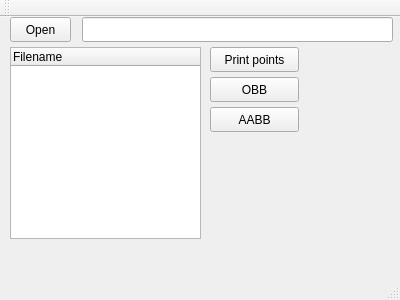
First picture: the form in mainwindow.ui, repository nattaon/Multi-ply-viewer, before the edit.
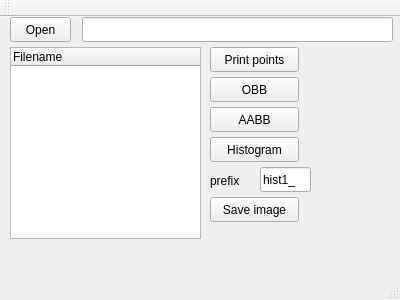
Second picture: the form after the edit.

Patch:
```diff
--- a/mainwindow.ui
+++ b/mainwindow.ui
@@ -91,6 +91,58 @@
      <string>AABB</string>
     </property>
    </widget>
+   <widget class="QPushButton" name="histogram_pushButton">
+    <property name="geometry">
+     <rect>
+      <x>210</x>
+      <y>120</y>
+      <width>89</width>
+      <height>25</height>
+     </rect>
+    </property>
+    <property name="text">
+     <string>Histogram</string>
+    </property>
+   </widget>
+   <widget class="QPushButton" name="save_histimg_pushButton">
+    <property name="geometry">
+     <rect>
+      <x>210</x>
+      <y>180</y>
+      <width>89</width>
+      <height>25</height>
+     </rect>
+    </property>
+    <property name="text">
+     <string>Save image</string>
+    </property>
+   </widget>
+   <widget class="QLineEdit" name="prefiximg_lineEdit">
+    <property name="geometry">
+     <rect>
+      <x>260</x>
+      <y>150</y>
+      <width>51</width>
+      <height>25</height>
+     </rect>
+    </property>
+    <property name="text">
+     <string>hist1_</string>
+    </property>
+   </widget>
+   <widget class="QLabel" name="label">
+    <property name="geometry">
+     <rect>
+      <x>210</x>
+      <y>155</y>
+      <width>41</width>
+      <height>17</height>
+     </rect>
+    </property>
+    <property name="text">
+     <string>prefix</string>
+    </property>
+   </widget>
   </widget>
   <widget class="QMenuBar" name="menuBar">
    <property name="geometry">
```
